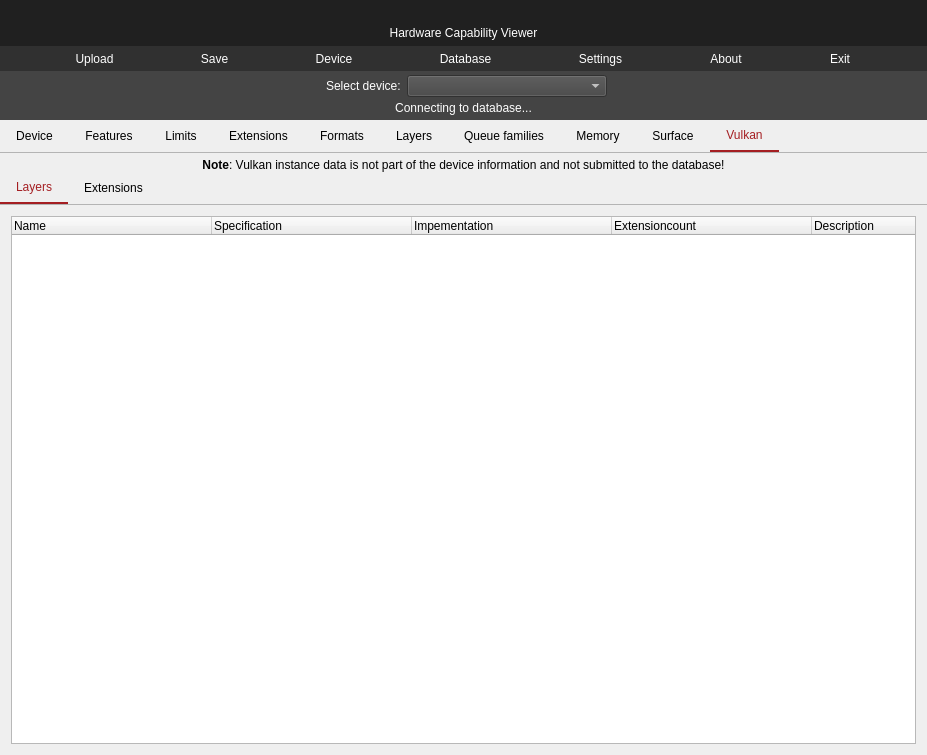
First picture: the form in vulkancapsviewer.ui, repository SaschaWillems/VulkanCapsViewer, before the edit.
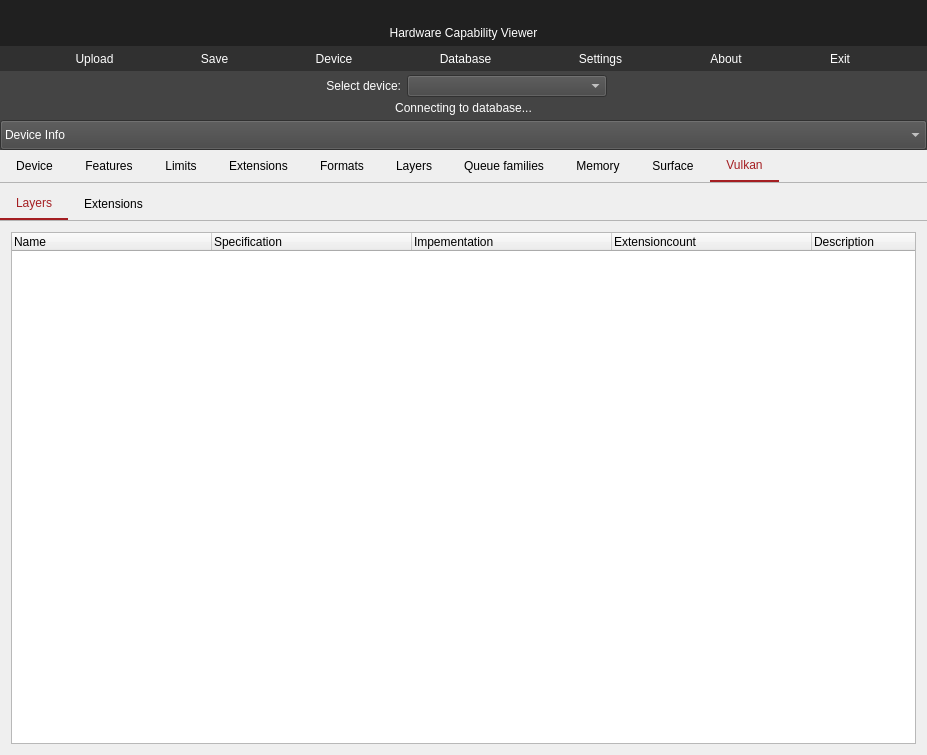
Second picture: the form after the edit. The open tabs and pages were chosen to show the change. Icons and pictures are not drawn.

Commit message: Android UI enhancements

```diff
--- a/vulkancapsviewer.ui
+++ b/vulkancapsviewer.ui
@@ -401,6 +401,12 @@
               <verstretch>0</verstretch>
              </sizepolicy>
             </property>
+            <property name="minimumSize">
+             <size>
+              <width>70</width>
+              <height>0</height>
+             </size>
+            </property>
             <property name="styleSheet">
              <string notr="true">color: rgb(255, 255, 255);
 </string>
@@ -408,6 +414,9 @@
             <property name="text">
              <string>Select device:</string>
             </property>
+            <property name="alignment">
+             <set>Qt::AlignRight|Qt::AlignTrailing|Qt::AlignVCenter</set>
+            </property>
            </widget>
           </item>
           <item row="0" column="1">
@@ -447,6 +456,114 @@
          </property>
         </widget>
        </item>
+       <item>
+        <widget class="QWidget" name="widget_8" native="true">
+         <property name="styleSheet">
+          <string notr="true">background-color: rgb(68, 68, 68);</string>
+         </property>
+         <layout class="QHBoxLayout" name="horizontalLayout_3">
+          <property name="spacing">
+           <number>0</number>
+          </property>
+          <property name="leftMargin">
+           <number>0</number>
+          </property>
+          <property name="topMargin">
+           <number>0</number>
+          </property>
+          <property name="rightMargin">
+           <number>0</number>
+          </property>
+          <property name="bottomMargin">
+           <number>0</number>
+          </property>
+          <item>
+           <widget class="QComboBox" name="comboBox">
+            <property name="sizePolicy">
+             <sizepolicy hsizetype="Preferred" vsizetype="Preferred">
+              <horstretch>0</horstretch>
+              <verstretch>0</verstretch>
+             </sizepolicy>
+            </property>
+            <property name="minimumSize">
+             <size>
+              <width>0</width>
+              <height>0</height>
+             </size>
+            </property>
+            <property name="styleSheet">
+             <string notr="true">color: rgb(255, 255, 255);
+background-color: rgb(68, 68, 68);
+height: 24px;
+</string>
+            </property>
+            <property name="currentText">
+             <string>Device Info</string>
+            </property>
+            <property name="maxVisibleItems">
+             <number>16</number>
+            </property>
+            <property name="frame">
+             <bool>true</bool>
+            </property>
+            <item>
+             <property name="text">
+              <string>Device Info</string>
+             </property>
+            </item>
+            <item>
+             <property name="text">
+              <string>Features</string>
+             </property>
+            </item>
+            <item>
+             <property name="text">
+              <string>Limits</string>
+             </property>
+            </item>
+            <item>
+             <property name="text">
+              <string>Extensions</string>
+             </property>
+            </item>
+            <item>
+             <property name="text">
+              <string>Formats</string>
+             </property>
+            </item>
+            <item>
+             <property name="text">
+              <string>Layers</string>
+             </property>
+            </item>
+            <item>
+             <property name="text">
+              <string>Queue Families</string>
+             </property>
+            </item>
+            <item>
+             <property name="text">
+              <string>Memory</string>
+             </property>
+            </item>
+            <item>
+             <property name="text">
+              <string>Surface</string>
+             </property>
+            </item>
+            <item>
+             <property name="text">
+              <string>Vulkan Instance</string>
+             </property>
+            </item>
+           </widget>
+          </item>
+         </layout>
+        </widget>
+       </item>
+       <item>
+        <layout class="QHBoxLayout" name="horizontalLayout_2"/>
+       </item>
        <item>
         <widget class="QTabWidget" name="tabWidgetDevice">
          <property name="styleSheet">
@@ -928,16 +1045,6 @@
            <property name="bottomMargin">
             <number>0</number>
            </property>
-           <item>
-            <widget class="QLabel" name="label">
-             <property name="text">
-              <string>&lt;html&gt;&lt;head/&gt;&lt;body&gt;&lt;p&gt;&lt;span style=&quot; font-weight:600;&quot;&gt;Note&lt;/span&gt;: Vulkan instance data is not part of the device information and not submitted to the database!&lt;/p&gt;&lt;/body&gt;&lt;/html&gt;</string>
-             </property>
-             <property name="alignment">
-              <set>Qt::AlignCenter</set>
-             </property>
-            </widget>
-           </item>
            <item>
             <widget class="QTabWidget" name="tabWidget_2">
              <property name="tabPosition">
```
Left out of the diff: 11 changed lines with no effect on the pictures. The commit also changes 2 other files.
